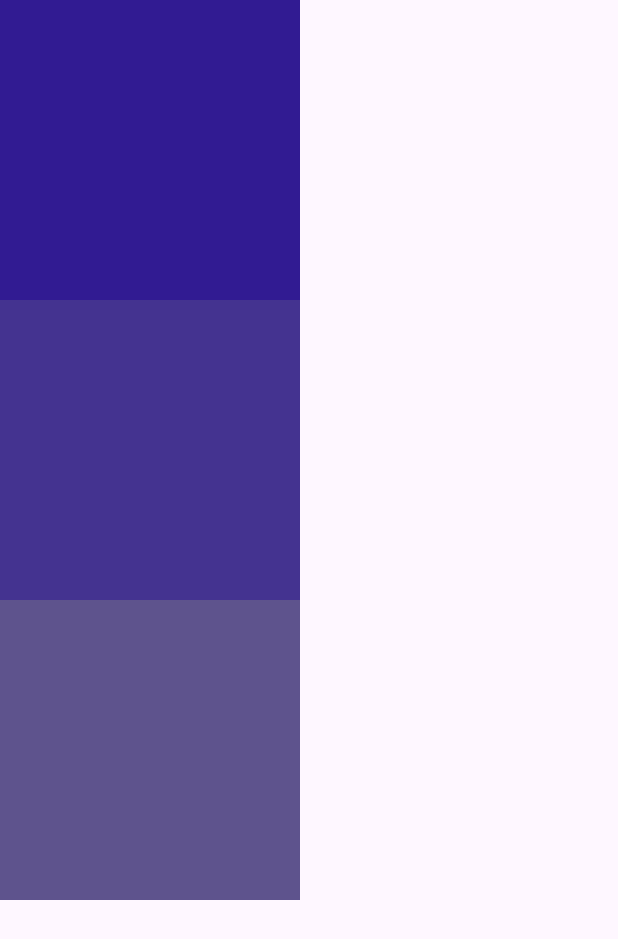
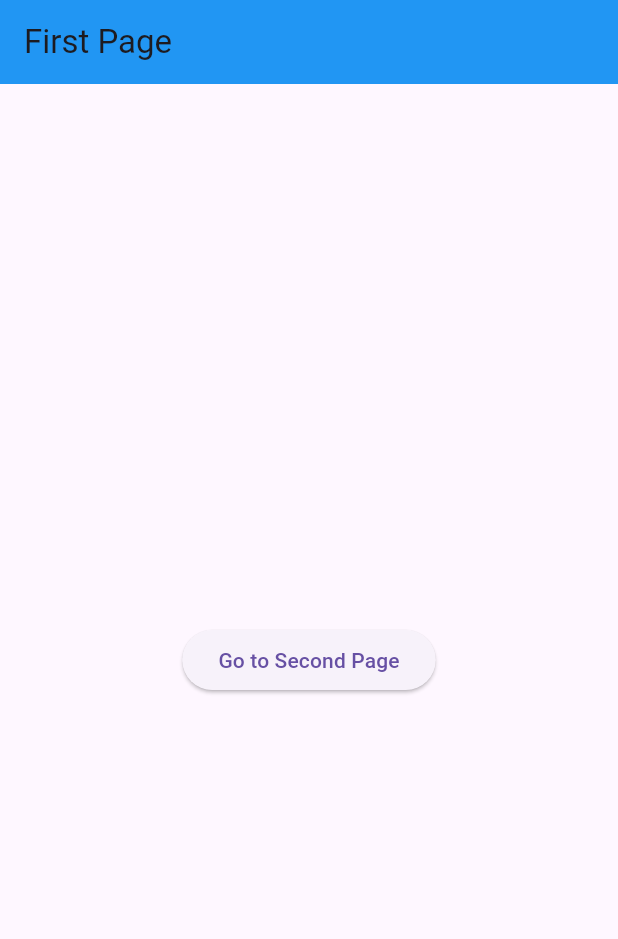
Before and after one commit to Anushlinux/Page-Navigation, a Flutter app: the screen it shows after launch, on a phone screen of 412 x 824 dp. Shown: the top 939 px of the screen. Run offline on Flutter 3.47's test engine with Material 3 defaults, Android fonts, the phone set to English and light mode, and no system bars.

Commit message:
firstPage create

```diff
--- a/myapp/lib/main.dart
+++ b/myapp/lib/main.dart
@@ -1,6 +1,7 @@
 // ignore_for_file: prefer_const_constructors, prefer_const_literals_to_create_immutables
 
 import 'package:flutter/material.dart';
+import 'package:myapp/pages/first_page.dart';
 
 void main() {
   runApp(const myapp());
@@ -13,24 +14,7 @@ class myapp extends StatelessWidget {
   Widget build(BuildContext context) {
     return MaterialApp(
       debugShowCheckedModeBanner: false,
-      home: Scaffold(
-      body: Column(
-        children: [
-          // 1st box
-          Container(height: 200, width: 200, color: Colors.deepPurple[900]),
-
-          // 2nd box
-          Container(
-              height: 200,
-              width: 200,
-              color: const Color.fromARGB(255, 68, 51, 144)),
-          // 3rd box
-          Container(
-              height: 200,
-              width: 200,
-              color: const Color.fromARGB(255, 94, 83, 141)),
-        ],
-      )),
+      home: firstPage(),
     );
   }
 }
--- /dev/null
+++ b/myapp/lib/pages/first_page.dart
@@ -0,0 +1,28 @@
+// ignore_for_file: prefer_const_constructors
+
+import 'package:flutter/material.dart';
+import 'package:myapp/pages/second_page.dart';
+
+class firstPage extends StatelessWidget {
+  const firstPage({super.key});
+
+  @override
+  Widget build(BuildContext context) {
+    return Scaffold(
+        appBar: AppBar(
+          title: const Text('First Page'),
+          backgroundColor: Colors.blue,
+        ),
+        body: Center(
+          child: ElevatedButton(
+              child: Text("Go to Second Page"),
+              onPressed: () {
+                Navigator.push(
+                    context,
+                    MaterialPageRoute(
+                      builder: (context) => secondPage(),
+                    ));
+              }),
+        ));
+  }
+}
```
Also changed, not shown: myapp/lib/pages/second_page.dart (added, +10 -0 lines), 1 other file.
